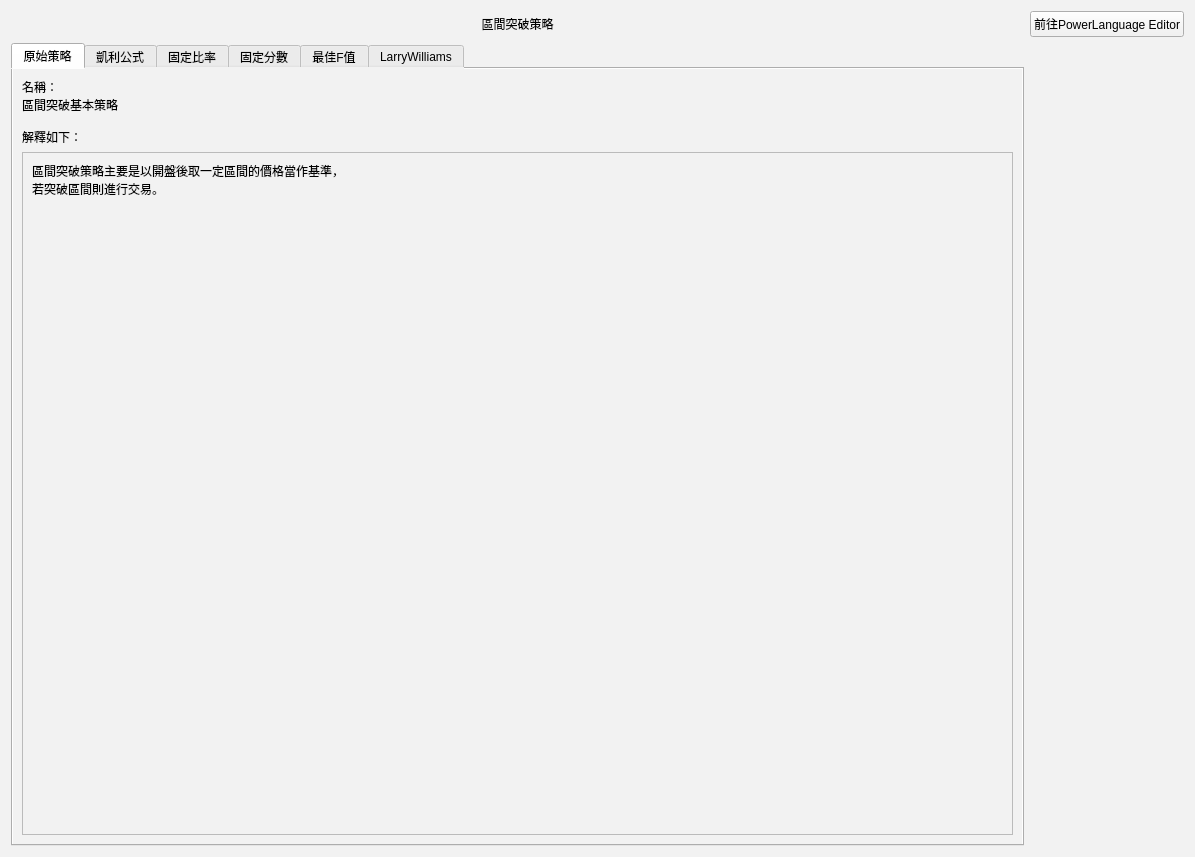
Qt form RangeBreak_Strategies_UI.ui (allen93075/Winner) before a commit.
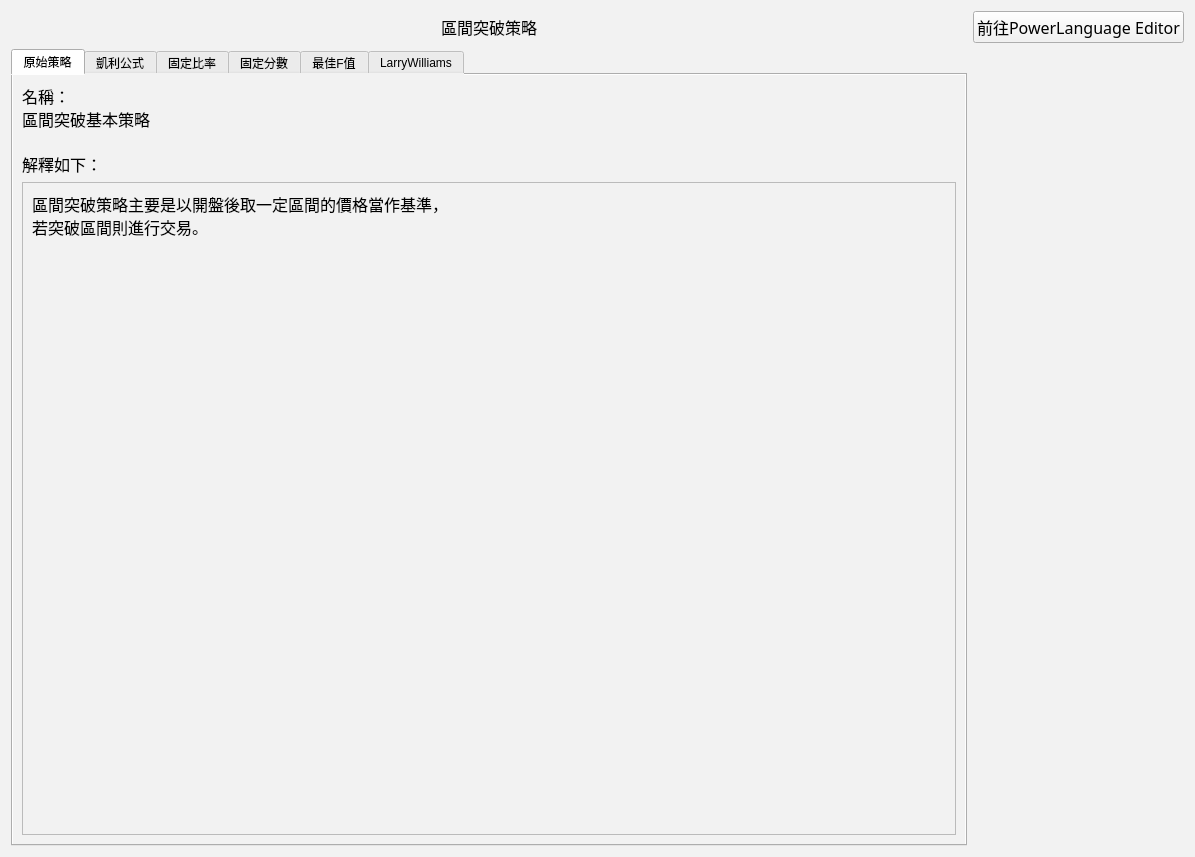
The same form after that commit.

Commit message: font changed to 微軟正黑體

Patch:
```diff
--- a/RangeBreak_Strategies_UI.ui
+++ b/RangeBreak_Strategies_UI.ui
@@ -19,6 +19,12 @@
   <layout class="QGridLayout" name="gridLayout">
    <item row="0" column="1">
     <widget class="QPushButton" name="pushButton">
+      <property name="font">
+       <font>
+        <family>微軟正黑體</family>
+        <pointsize>12</pointsize>
+       </font>
+      </property>
      <property name="text">
       <string>前往PowerLanguage Editor</string>
      </property>
@@ -26,6 +32,12 @@
    </item>
    <item row="0" column="0">
     <widget class="QLabel" name="label_2">
+      <property name="font">
+       <font>
+        <family>微軟正黑體</family>
+        <pointsize>12</pointsize>
+       </font>
+      </property>
      <property name="text">
       <string>區間突破策略</string>
      </property>
@@ -46,12 +58,24 @@
       <bool>false</bool>
      </property>
      <widget class="QWidget" name="tab">
+       <property name="font">
+        <font>
+         <family>微軟正黑體</family>
+         <pointsize>12</pointsize>
+        </font>
+       </property>
       <attribute name="title">
        <string>原始策略</string>
       </attribute>
       <layout class="QGridLayout" name="gridLayout_2">
        <item row="0" column="0">
         <widget class="QLabel" name="label">
+          <property name="font">
+           <font>
+            <family>微軟正黑體</family>
+            <pointsize>12</pointsize>
+           </font>
+          </property>
          <property name="text">
           <string>名稱：
 區間突破基本策略
@@ -80,6 +104,12 @@
           <layout class="QGridLayout" name="gridLayout_7">
            <item row="0" column="0">
             <widget class="QLabel" name="label_9">
+              <property name="font">
+               <font>
+                <family>微軟正黑體</family>
+                <pointsize>12</pointsize>
+               </font>
+              </property>
              <property name="text">
               <string>區間突破策略主要是以開盤後取一定區間的價格當作基準，
 若突破區間則進行交易。
```
Left out of the diff: 90 changed lines with no effect on the pictures. The commit also changes 11 other files.
